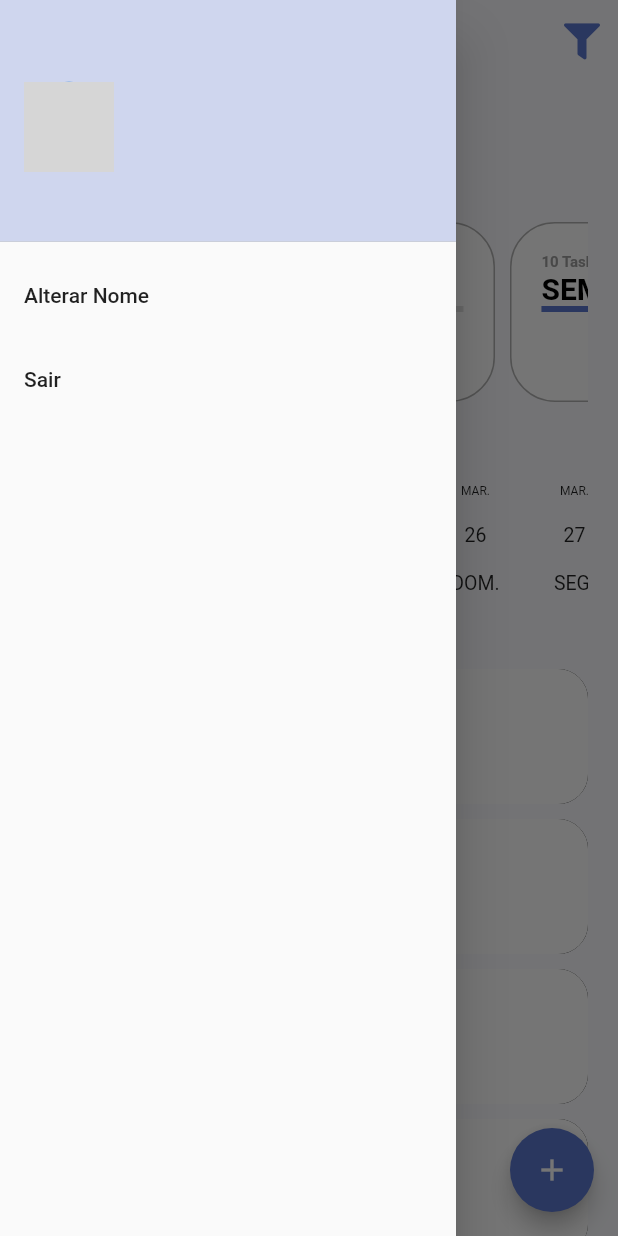
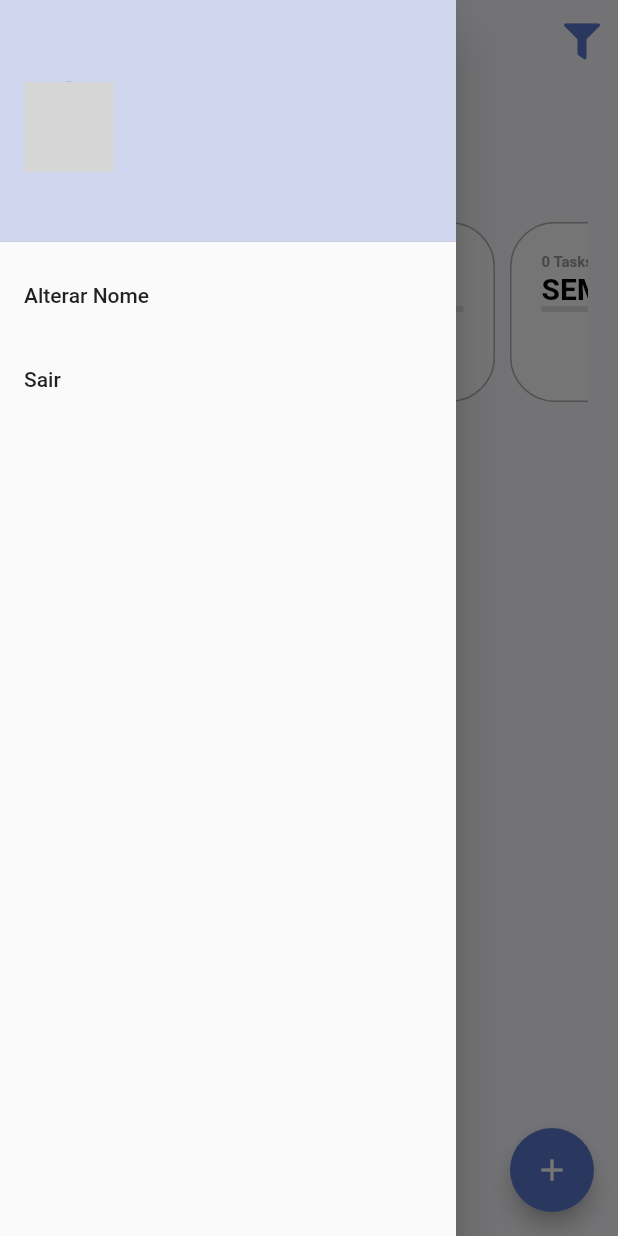
Before and after one commit to mbrufatto/Todo_List_Provider_New, a Flutter app: the screen it shows once a user with an empty profile is signed in, with the side drawer open, on a phone screen of 412 x 824 dp. Run offline on Flutter 3.47's test engine with Material 2 defaults, Android fonts, the phone set to English and light mode, and no system bars; drawn by our look-alikes of date_picker_timeline; our stand-ins replace firebase_auth, firebase_core, flutter_signin_button, google_fonts, google_sign_in, sqflite and 2 more; missing offline and left inert: flutter_overlay_loader, validatorless; accounts and stored records are empty; network calls fail; Roboto replaces fonts that are missing (Mandali); grey boxes are pictures that could not be loaded.

Commit message:
Filtro de tasks

```diff
--- a/lib/app/models/task_model.dart
+++ b/lib/app/models/task_model.dart
@@ -13,7 +13,7 @@ class TaskModel {
   factory TaskModel.loadFromDB(Map<String, dynamic> task) {
     return TaskModel(
       id: task['id'],
-      description: task['description'],
+      description: task['descricao'],
       dateTime: DateTime.parse(task['data_hora']),
       finished: task['finalizado'] == 1,
     );
--- a/lib/app/modules/home/home_module.dart
+++ b/lib/app/modules/home/home_module.dart
@@ -1,20 +1,35 @@
-import 'package:flutter/material.dart';
-import 'package:path/path.dart';
 import 'package:provider/provider.dart';
 import 'package:todo_list_provider/app/core/modules/todo_list_module.dart';
 import 'package:todo_list_provider/app/modules/home/home_controller.dart';
 import 'package:todo_list_provider/app/modules/home/home_page.dart';
 
+import '../../repositories/tasks/tasks_repository.dart';
+import '../../repositories/tasks/tasks_repository_impl.dart';
+import '../../services/tasks/tasks_service.dart';
+import '../../services/tasks/tasks_service_impl.dart';
+
 class HomeModule extends TodoListModule {
   HomeModule()
       : super(
           bindings: [
+            Provider<TasksRepository>(
+              create: (context) => TasksRepositoryImpl(
+                sqliteConnectionFactory: context.read(),
+              ),
+            ),
+            Provider<TasksService>(
+              create: (context) => TasksServiceImpl(
+                tasksRepository: context.read(),
+              ),
+            ),
             ChangeNotifierProvider(
-              create: (context) => HomeController(),
+              create: (context) => HomeController(tasksService: context.read()),
             ),
           ],
           routers: {
-            '/home': (context) => HomePage(),
+            '/home': (context) => HomePage(
+                  homeController: context.read(),
+                ),
           },
         );
 }
--- a/lib/app/modules/home/home_page.dart
+++ b/lib/app/modules/home/home_page.dart
@@ -1,7 +1,10 @@
 import 'package:flutter/material.dart';
 import 'package:provider/provider.dart';
+import 'package:todo_list_provider/app/core/notifier/default_listener_notifier.dart';
 import 'package:todo_list_provider/app/core/ui/theme_extension.dart';
 import 'package:todo_list_provider/app/core/ui/todo_list_icons.dart';
+import 'package:todo_list_provider/app/models/task_filter_enum.dart';
+import 'package:todo_list_provider/app/modules/home/home_controller.dart';
 import 'package:todo_list_provider/app/modules/home/widgets/home_drawer.dart';
 import 'package:todo_list_provider/app/modules/home/widgets/home_filters.dart';
 import 'package:todo_list_provider/app/modules/home/widgets/home_header.dart';
@@ -10,12 +13,37 @@ import 'package:todo_list_provider/app/modules/home/widgets/home_week_filter.dar
 import 'package:todo_list_provider/app/modules/tasks/task_create_page.dart';
 import 'package:todo_list_provider/app/modules/tasks/tasks_module.dart';
 
-class HomePage extends StatelessWidget {
-  const HomePage({Key? key}) : super(key: key);
+class HomePage extends StatefulWidget {
+  final HomeController _homeController;
 
-  void _goToCreateTask(BuildContext context) {
+  HomePage({Key? key, required HomeController homeController})
+      : _homeController = homeController,
+        super(key: key);
+
+  @override
+  State<HomePage> createState() => _HomePageState();
+}
+
+class _HomePageState extends State<HomePage> {
+  @override
+  void initState() {
+    super.initState();
+    DefaultListenerNotifier(changeNotifier: widget._homeController).listener(
+      context: context,
+      successCallBack: (notifier, listenerInstance) {
+        listenerInstance.dispose();
+      },
+    );
+
+    WidgetsBinding.instance?.addPostFrameCallback((timeStamp) {
+      widget._homeController.loadTotalTasks();
+      widget._homeController.findTasks(filter: TaskFilterEnum.today);
+    });
+  }
+
+  Future<void> _goToCreateTask(BuildContext context) async {
     // Navigator.of(context).pushNamed('/task/create');
-    Navigator.of(context).push(
+    await Navigator.of(context).push(
       PageRouteBuilder(
         transitionDuration: Duration(milliseconds: 400),
         transitionsBuilder: (context, animation, sencondaryAnimation, child) {
@@ -32,6 +60,7 @@ class HomePage extends StatelessWidget {
         },
       ),
     );
+    widget._homeController.refreshPage();
   }
 
   @override
--- a/lib/app/modules/home/widgets/home_filters.dart
+++ b/lib/app/modules/home/widgets/home_filters.dart
@@ -27,7 +27,9 @@ class HomeFilters extends StatelessWidget {
                 label: 'HOJE',
                 taskFilter: TaskFilterEnum.today,
                 totalTasksModel:
-                    TotalTasksModel(totalTasks: 10, totalTasksFinish: 5),
+                    context.select<HomeController, TotalTasksModel?>(
+                  (controller) => controller.todayTotalTasks,
+                ),
                 selected: context.select<HomeController, TaskFilterEnum>(
                         (value) => value.filterSelected) ==
                     TaskFilterEnum.today,
@@ -36,7 +38,9 @@ class HomeFilters extends StatelessWidget {
                 label: 'AMANHÃ',
                 taskFilter: TaskFilterEnum.tomorrow,
                 totalTasksModel:
-                    TotalTasksModel(totalTasks: 10, totalTasksFinish: 5),
+                    context.select<HomeController, TotalTasksModel?>(
+                  (controller) => controller.tomorrowTotalTasks,
+                ),
                 selected: context.select<HomeController, TaskFilterEnum>(
                         (value) => value.filterSelected) ==
                     TaskFilterEnum.tomorrow,
@@ -45,7 +49,9 @@ class HomeFilters extends StatelessWidget {
                 label: 'SEMANA',
                 taskFilter: TaskFilterEnum.week,
                 totalTasksModel:
-                    TotalTasksModel(totalTasks: 10, totalTasksFinish: 5),
+                    context.select<HomeController, TotalTasksModel?>(
+                  (controller) => controller.weekTotalTasks,
+                ),
                 selected: context.select<HomeController, TaskFilterEnum>(
                         (value) => value.filterSelected) ==
                     TaskFilterEnum.week,
--- a/lib/app/modules/home/widgets/home_tasks.dart
+++ b/lib/app/modules/home/widgets/home_tasks.dart
@@ -1,6 +1,11 @@
 import 'package:flutter/material.dart';
+import 'package:provider/provider.dart';
 import 'package:todo_list_provider/app/core/ui/theme_extension.dart';
+import 'package:todo_list_provider/app/models/task_filter_enum.dart';
 import 'package:todo_list_provider/app/modules/home/widgets/task.dart';
+
+import '../../../models/task_model.dart';
+import '../home_controller.dart';
 
 class HomeTasks extends StatelessWidget {
   const HomeTasks({Key? key}) : super(key: key);
@@ -12,21 +17,20 @@ class HomeTasks extends StatelessWidget {
         crossAxisAlignment: CrossAxisAlignment.start,
         children: [
           const SizedBox(height: 20),
-          Text(
-            'TASK\'S DE HOJE',
-            style: context.titleStyle,
-          ),
+          Selector<HomeController, String>(selector: (context, controller) {
+            return controller.filterSelected.description;
+          }, builder: (context, value, child) {
+            return Text(
+              'TASK\'S $value',
+              style: context.titleStyle,
+            );
+          }),
           Column(
-            children: [
-              Task(),
-              Task(),
-              Task(),
-              Task(),
-              Task(),
-              Task(),
-              Task(),
-              Task(),
-            ],
+            children: context
+                .select<HomeController, List<TaskModel>>(
+                    (controller) => controller.filteredTasks)
+                .map((t) => Task(model: t))
+                .toList(),
           )
         ],
       ),
--- a/lib/app/modules/home/widgets/task.dart
+++ b/lib/app/modules/home/widgets/task.dart
@@ -1,7 +1,13 @@
 import 'package:flutter/material.dart';
+import 'package:intl/intl.dart';
+
+import '../../../models/task_model.dart';
 
 class Task extends StatelessWidget {
-  const Task({Key? key}) : super(key: key);
+  final TaskModel model;
+  final dateFormat = DateFormat('dd/MM/y');
+
+  Task({Key? key, required this.model}) : super(key: key);
 
   @override
   Widget build(BuildContext context) {
@@ -17,19 +23,19 @@ class Task extends StatelessWidget {
       child: ListTile(
         contentPadding: EdgeInsets.all(8),
         leading: Checkbox(
-          value: true,
+          value: model.finished,
           onChanged: (value) {},
         ),
-        title: const Text(
-          'Descrição da Task',
+        title: Text(
+          model.description,
           style: TextStyle(
-            decoration: true ? TextDecoration.lineThrough : null,
+            decoration: model.finished ? TextDecoration.lineThrough : null,
           ),
         ),
-        subtitle: const Text(
-          '20/07/2021',
+        subtitle: Text(
+          dateFormat.format(model.dateTime),
           style: TextStyle(
-            decoration: true ? TextDecoration.lineThrough : null,
+            decoration: model.finished ? TextDecoration.lineThrough : null,
           ),
         ),
         shape: RoundedRectangleBorder(
--- a/lib/app/modules/home/widgets/todo_card_filter.dart
+++ b/lib/app/modules/home/widgets/todo_card_filter.dart
@@ -1,7 +1,9 @@
 import 'package:flutter/material.dart';
+import 'package:provider/provider.dart';
 import 'package:todo_list_provider/app/core/ui/theme_extension.dart';
 import 'package:todo_list_provider/app/models/task_filter_enum.dart';
 import 'package:todo_list_provider/app/models/total_tasks_model.dart';
+import 'package:todo_list_provider/app/modules/home/home_controller.dart';
 
 class TodoCardFilter extends StatelessWidget {
   final String label;
@@ -31,7 +33,10 @@ class TodoCardFilter extends StatelessWidget {
 
   @override
   Widget build(BuildContext context) {
-    return Container(
+    return InkWell(
+      onTap: () => context.read<HomeController>().findTasks(filter: taskFilter),
+      borderRadius: BorderRadius.circular(30),
+      child: Container(
         constraints: const BoxConstraints(
           minHeight: 120,
           maxWidth: 150,
@@ -72,8 +77,9 @@ class TodoCardFilter extends StatelessWidget {
               duration: const Duration(seconds: 1),
               builder: (context, value, child) {
                 return LinearProgressIndicator(
-                backgroundColor:
-                    selected ? context.primaryColorLight : Colors.grey.shade300,
+                  backgroundColor: selected
+                      ? context.primaryColorLight
+                      : Colors.grey.shade300,
                   valueColor: AlwaysStoppedAnimation<Color>(
                     selected ? Colors.white : context.primaryColor,
                   ),
@@ -83,6 +89,7 @@ class TodoCardFilter extends StatelessWidget {
             ),
           ],
         ),
+      ),
     );
   }
 }
```
Also changed, not shown: lib/app/models/task_filter_enum.dart (+13 -0 lines), lib/app/modules/home/home_controller.dart (+73 -0 lines), lib/app/modules/home/widgets/home_week_filter.dart (+8 -1 lines). Lines whose indentation alone changed are shown as unchanged.
